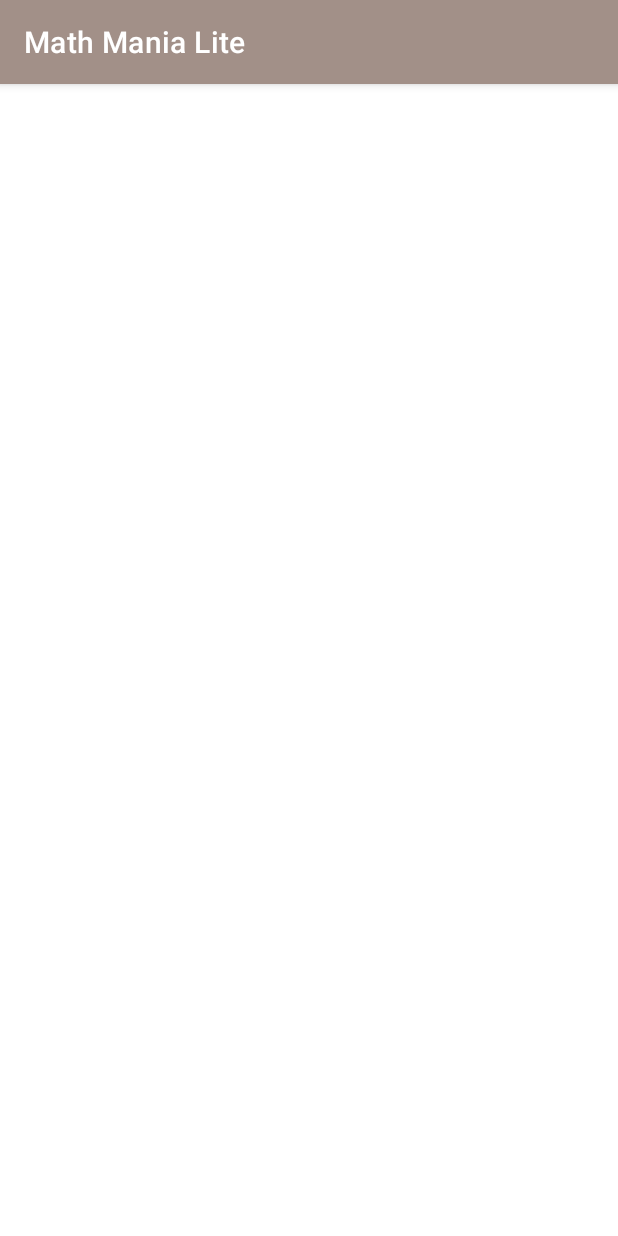
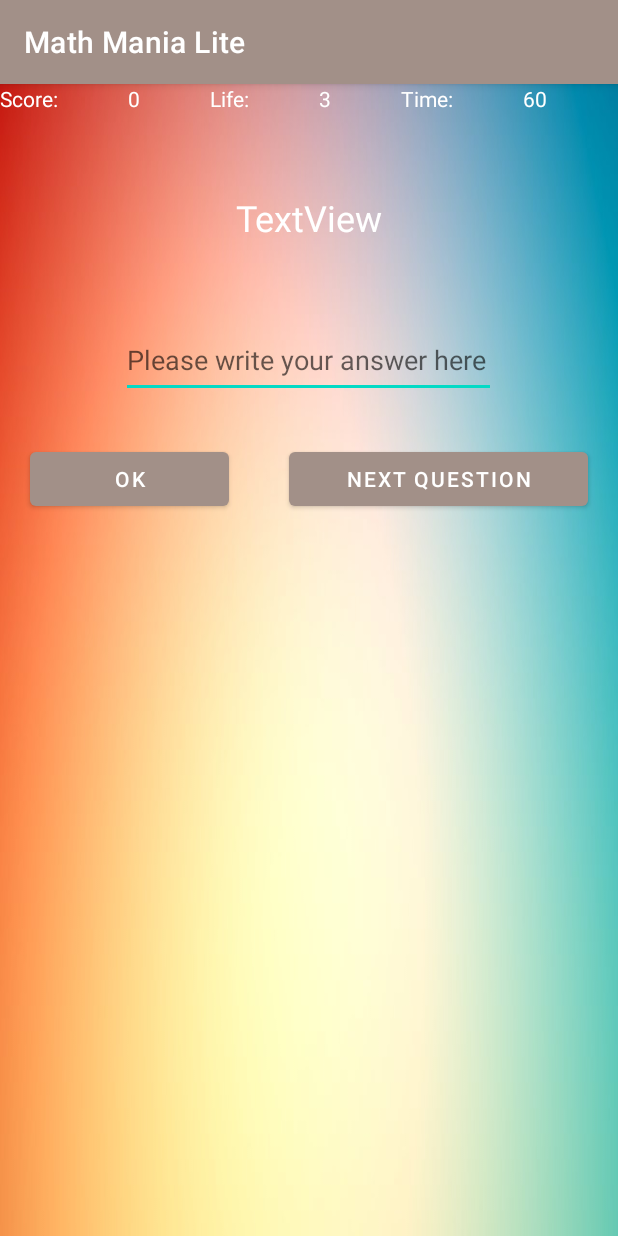
Before and after one commit to odeljs-old/Math-Mania-Lite, an Android app: the Game screen opened directly, with no data from a screen before it, on a phone screen of 412 x 824 dp. Run offline under Robolectric (Android 15) with nearby library versions, the phone set to English and light mode, and no system bars.

Commit message:
Design of second page of application, the page the user interacts with to play the game and provide answers to the provided math questions

```diff
--- a/app/src/main/res/layout/activity_game.xml
+++ b/app/src/main/res/layout/activity_game.xml
@@ -1,9 +1,116 @@
 <?xml version="1.0" encoding="utf-8"?>
-<androidx.constraintlayout.widget.ConstraintLayout xmlns:android="http://schemas.android.com/apk/res/android"
+<LinearLayout xmlns:android="http://schemas.android.com/apk/res/android"
     xmlns:app="http://schemas.android.com/apk/res-auto"
     xmlns:tools="http://schemas.android.com/tools"
     android:layout_width="match_parent"
     android:layout_height="match_parent"
+    android:background="@drawable/second"
+    android:gravity="center_horizontal"
+    android:orientation="vertical"
     tools:context=".Game">
 
-</androidx.constraintlayout.widget.ConstraintLayout>
+    <LinearLayout
+        android:layout_width="match_parent"
+        android:layout_height="wrap_content"
+        android:orientation="horizontal">
+
+        <TextView
+            android:id="@+id/textScore"
+            android:layout_width="wrap_content"
+            android:layout_height="wrap_content"
+            android:layout_weight="1"
+            android:text="Score:"
+            android:textColor="@color/white" />
+
+        <TextView
+            android:id="@+id/textView2"
+            android:layout_width="wrap_content"
+            android:layout_height="wrap_content"
+            android:layout_weight="1"
+            android:text="0"
+            android:textColor="@color/white" />
+
+        <TextView
+            android:id="@+id/textLife"
+            android:layout_width="wrap_content"
+            android:layout_height="wrap_content"
+            android:layout_weight="1"
+            android:text="Life:"
+            android:textColor="@color/white" />
+
+        <TextView
+            android:id="@+id/textView4"
+            android:layout_width="wrap_content"
+            android:layout_height="wrap_content"
+            android:layout_weight="1"
+            android:text="3"
+            android:textColor="@color/white" />
+
+        <TextView
+            android:id="@+id/textTime"
+            android:layout_width="wrap_content"
+            android:layout_height="wrap_content"
+            android:layout_weight="1"
+            android:text="Time:"
+            android:textColor="@color/white" />
+
+        <TextView
+            android:id="@+id/textView6"
+            android:layout_width="wrap_content"
+            android:layout_height="wrap_content"
+            android:layout_weight="1"
+            android:text="60"
+            android:textColor="@color/white" />
+
+    </LinearLayout>
+
+    <TextView
+        android:id="@+id/textView7"
+        android:layout_width="200dp"
+        android:layout_height="100dp"
+        android:layout_marginTop="20dp"
+        android:gravity="center"
+        android:text="TextView"
+        android:textColor="@color/white"
+        android:textSize="24sp" />
+
+    <EditText
+        android:id="@+id/editTextTextPersonName2"
+        android:layout_width="250dp"
+        android:layout_height="50dp"
+        android:layout_marginTop="20dp"
+        android:ems="10"
+        android:hint="Please write your answer here"
+        android:inputType="textPersonName"
+        android:textColor="@color/white" />
+
+    <LinearLayout
+        android:layout_width="match_parent"
+        android:layout_height="match_parent"
+        android:orientation="horizontal">
+
+        <Button
+            android:id="@+id/button2"
+            android:layout_width="wrap_content"
+            android:layout_height="wrap_content"
+            android:layout_marginStart="20dp"
+            android:layout_marginLeft="20dp"
+            android:layout_marginTop="30dp"
+            android:layout_marginEnd="20dp"
+            android:layout_marginRight="20dp"
+            android:layout_weight="1"
+            android:text="OK" />
+
+        <Button
+            android:id="@+id/button"
+            android:layout_width="wrap_content"
+            android:layout_height="wrap_content"
+            android:layout_marginStart="20dp"
+            android:layout_marginLeft="20dp"
+            android:layout_marginTop="30dp"
+            android:layout_marginEnd="20dp"
+            android:layout_marginRight="20dp"
+            android:layout_weight="1"
+            android:text="NEXT QUESTION" />
+    </LinearLayout>
+</LinearLayout>
```
